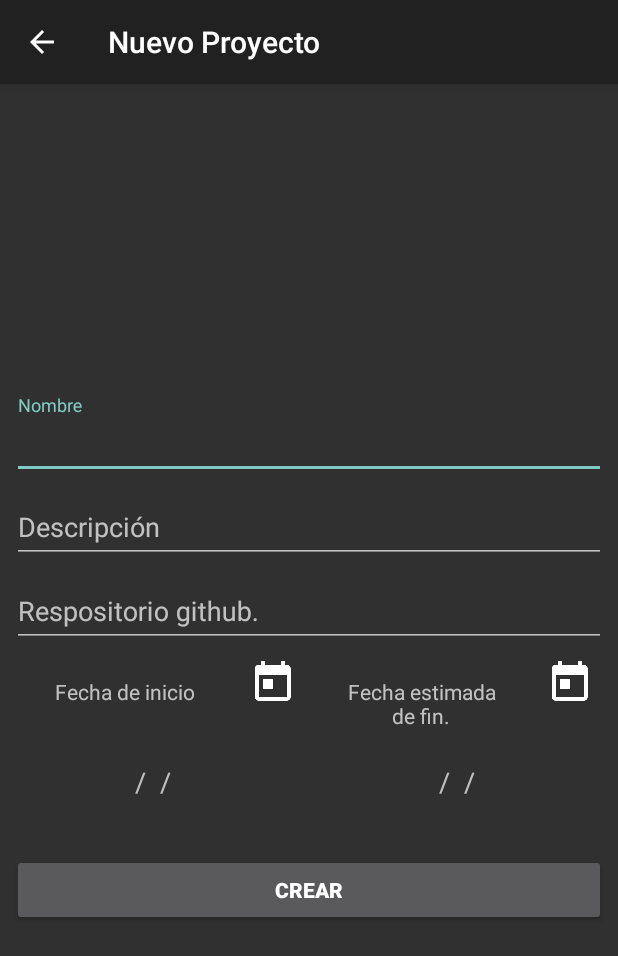
After one commit to Sjgu1/tfg-app, an Android app: the NewProjectActivity screen opened directly, with no data from a screen before it, on a phone screen of 412 x 824 dp. The commit adds this screen. Shown: the top 956 px of the screen. Run offline under Robolectric (Android 15) with nearby library versions, the phone set to English and light mode, and no system bars.

Commit message:
Datepickers not working

```diff
--- /dev/null
+++ b/MyApplication/app/src/main/java/sergiojuliogu/myapplication/NewProjectActivity.java
@@ -0,0 +1,114 @@
+package sergiojuliogu.myapplication;
+
+import android.app.Activity;
+import android.app.DatePickerDialog;
+import android.app.Dialog;
+import android.app.DialogFragment;
+import android.support.v7.app.AppCompatActivity;
+import android.os.Bundle;
+import android.util.Log;
+import android.view.View;
+import android.widget.DatePicker;
+import android.widget.ImageButton;
+import android.widget.TextView;
+import android.widget.Toast;
+
+import java.util.Calendar;
+
+public class NewProjectActivity extends AppCompatActivity {
+    private DatePicker datePicker;
+    private Calendar calendar;
+    private TextView dateView;
+    int from_year, from_month, from_day,to_year, to_month, to_day;
+    private DatePickerDialog.OnDateSetListener from_dateListener,to_dateListener;
+    private ImageButton startDate;
+    private ImageButton endDate;
+
+    public final int DATE_PICKER_TO = 0;
+    public final int DATE_PICKER_FROM = 1;
+
+    private int calendario;
+
+
+    @Override
+    protected void onCreate(Bundle savedInstanceState) {
+        super.onCreate(savedInstanceState);
+        setContentView(R.layout.activity_new_project);
+        dateView = (TextView) findViewById(R.id.input_start_date);
+        calendar = Calendar.getInstance();
+
+        from_year = calendar.get(Calendar.YEAR);
+        from_month = calendar.get(Calendar.MONTH);
+        from_day = calendar.get(Calendar.DAY_OF_MONTH) +1;
+
+        to_year = calendar.get(Calendar.YEAR);
+        to_month = calendar.get(Calendar.MONTH);
+        to_day = calendar.get(Calendar.DAY_OF_MONTH) +1;
+
+        startDate = (ImageButton)findViewById(R.id.imageButton) ;
+        startDate.setOnClickListener(new View.OnClickListener() {
+            @Override
+            public void onClick(View v) {
+                setDate(v);
+                calendario=0;
+
+                //crearCalendario(0);
+            }
+        });
+
+        endDate = (ImageButton)findViewById(R.id.imageButton2) ;
+        endDate.setOnClickListener(new View.OnClickListener() {
+            @Override
+            public void onClick(View v) {
+               // crearCalendario(1);
+                calendario=1;
+                setDateEnd(v);
+            }
+        });
+
+        from_dateListener = new DatePickerDialog.OnDateSetListener(){
+            public void onDateSet(DatePicker arg0, int arg1, int arg2, int arg3) {
+                dateView.setText(new StringBuilder().append(from_day).append("/")
+                        .append(from_month).append("/").append(from_year));
+            }
+        };
+
+
+        to_dateListener = new DatePickerDialog.OnDateSetListener(){
+            public void onDateSet(DatePicker arg0, int arg1, int arg2, int arg3) {
+                dateView.setText(new StringBuilder().append(from_day).append("/")
+                        .append(from_month).append("/").append(from_year));
+            }
+        };
+
+
+    }
+
+    @SuppressWarnings("deprecation")
+    public void setDate(View view) {
+        showDialog(999);
+        Toast.makeText(getApplicationContext(), "ca",
+                Toast.LENGTH_SHORT)
+                .show();
+    }
+
+    public void setDateEnd(View view) {
+        showDialog(999);
+        Toast.makeText(getApplicationContext(), "ca",
+                Toast.LENGTH_SHORT)
+                .show();
+    }
+
+    @Override
+    protected Dialog onCreateDialog(int id){
+        switch(id){
+            case DATE_PICKER_FROM :
+                return new DatePickerDialog(this, from_dateListener, from_year, from_month, from_day);
+            case DATE_PICKER_TO :
+                return new DatePickerDialog(this, to_dateListener, to_year, to_month, to_day);
+        }
+        return null;
+    }
+
+
+}
--- /dev/null
+++ b/MyApplication/app/src/main/res/layout/activity_new_project.xml
@@ -0,0 +1,154 @@
+<?xml version="1.0" encoding="utf-8"?>
+<android.support.constraint.ConstraintLayout xmlns:android="http://schemas.android.com/apk/res/android"
+    xmlns:app="http://schemas.android.com/apk/res-auto"
+    xmlns:tools="http://schemas.android.com/tools"
+    android:layout_width="match_parent"
+    android:layout_height="match_parent"
+    tools:context=".NewProjectActivity">
+
+    <ScrollView
+        android:id="@+id/new_project_form"
+        android:layout_width="0dp"
+        android:layout_height="wrap_content"
+        android:layout_marginBottom="8dp"
+        android:layout_marginEnd="8dp"
+        android:layout_marginStart="8dp"
+        android:layout_marginTop="8dp"
+        android:foregroundGravity="center"
+        app:layout_constraintBottom_toBottomOf="parent"
+        app:layout_constraintEnd_toEndOf="parent"
+        app:layout_constraintStart_toStartOf="parent"
+        app:layout_constraintTop_toTopOf="parent">
+
+        <LinearLayout
+            android:id="@+id/email_login_form"
+            android:layout_width="match_parent"
+            android:layout_height="wrap_content"
+            android:foregroundGravity="center"
+            android:gravity="center"
+            android:orientation="vertical"
+            android:weightSum="1">
+
+            <android.support.design.widget.TextInputLayout
+                android:layout_width="match_parent"
+                android:layout_height="wrap_content">
+
+                <EditText
+                    android:id="@+id/input_nombre"
+                    android:layout_width="match_parent"
+                    android:layout_height="wrap_content"
+                    android:layout_marginTop="20dp"
+                    android:hint="@string/prompt_name"
+                    android:inputType="text"
+                    android:maxLines="1"
+                    android:singleLine="true" />
+
+            </android.support.design.widget.TextInputLayout>
+
+            <android.support.design.widget.TextInputLayout
+                android:layout_width="match_parent"
+                android:layout_height="wrap_content">
+
+                <EditText
+                    android:id="@+id/input_description"
+                    android:layout_width="match_parent"
+                    android:layout_height="wrap_content"
+                    android:layout_marginTop="20dp"
+                    android:hint="@string/prompt_description"
+                    android:inputType="text"
+                    android:maxLines="10"
+                    android:singleLine="true" />
+
+            </android.support.design.widget.TextInputLayout>
+
+
+            <android.support.design.widget.TextInputLayout
+                android:layout_width="match_parent"
+                android:layout_height="wrap_content">
+
+                <EditText
+                    android:id="@+id/input_respository"
+                    android:layout_width="match_parent"
+                    android:layout_height="wrap_content"
+                    android:layout_marginTop="20dp"
+                    android:hint="@string/prompt_repository"
+                    android:inputType="textUri"
+                    android:maxLines="1"
+                    android:singleLine="true" />
+            </android.support.design.widget.TextInputLayout>
+
+            <TableRow
+                android:layout_width="fill_parent"
+                android:layout_height="wrap_content">
+
+                <TextView
+                    android:id="@+id/label_start_date"
+                    android:layout_weight="1"
+                    android:gravity="center"
+                    android:padding="20dip"
+                    android:text="@string/prompt_start_date"
+                    android:textAppearance="@android:style/TextAppearance.Material.Small" />
+
+                <ImageButton
+                    android:id="@+id/imageButton"
+                    android:layout_width="48dp"
+                    android:layout_height="48dp"
+                    android:background="@android:color/transparent"
+                    android:gravity="center"
+                    android:padding="10dp"
+                    app:srcCompat="@drawable/icono_today_48_white" />
+
+                <TextView
+                    android:id="@+id/label_end_date"
+                    android:layout_weight="1"
+                    android:gravity="center"
+                    android:padding="20dip"
+                    android:text="@string/prompt_stimated_end_date"
+                    android:textAppearance="@android:style/TextAppearance.Material.Small" />
+
+                <ImageButton
+                    android:id="@+id/imageButton2"
+                    android:layout_width="48dp"
+                    android:layout_height="48dp"
+                    android:background="@android:color/transparent"
+                    android:gravity="center"
+                    android:padding="20dip"
+                    app:srcCompat="@drawable/icono_today_48_white" />
+            </TableRow>
+            <TableRow
+                android:layout_width="fill_parent"
+                android:layout_height="wrap_content"
+                android:gravity="center_horizontal">
+
+                <TextView
+                    android:id="@+id/input_start_date"
+                    android:layout_marginTop="-18dp"
+                    android:layout_weight="1"
+                    android:gravity="center"
+                    android:padding="20dp"
+                    android:text="/  /  "
+                    android:textAppearance="@android:style/TextAppearance.Material.Medium" />
+
+
+                <TextView
+                    android:id="@+id/input_end_date"
+                    android:layout_marginTop="-18dp"
+                    android:layout_weight="1"
+                    android:gravity="center"
+                    android:padding="20dp"
+                    android:text="/  /"
+                    android:textAppearance="@android:style/TextAppearance.Material.Medium" />
+            </TableRow>
+
+            <Button
+                android:id="@+id/new_project_button"
+                android:layout_width="match_parent"
+                android:layout_height="wrap_content"
+                android:layout_marginTop="16dp"
+                android:layout_weight="1"
+                android:text="@string/prompt_new"
+                android:textStyle="bold" />
+
+        </LinearLayout>
+    </ScrollView>
+</android.support.constraint.ConstraintLayout>
--- a/MyApplication/app/src/main/res/values/colors.xml
+++ b/MyApplication/app/src/main/res/values/colors.xml
@@ -77,7 +77,7 @@
     <color name="RosyBrown">#BC8F8F</color>
     <color name="MediumOrchid">#BA55D3</color>
     <color name="DarkGoldenrod">#B8860B</color>
-    <color name="FireBrick">#B22222</color>
+    <color name="FireBrick">#b22222</color>
     <color name="PowderBlue">#B0E0E6</color>
     <color name="LightSteelBlue">#B0C4DE</color>
     <color name="PaleTurquoise">#AFEEEE</color>
--- a/MyApplication/app/src/main/res/values/strings.xml
+++ b/MyApplication/app/src/main/res/values/strings.xml
@@ -6,6 +6,11 @@
     <string name="prompt_password">Password</string>
     <string name="prompt_name">Nombre</string>
     <string name="prompt_surname">Apellidos</string>
+    <string name="prompt_description">Descripción</string>
+    <string name="prompt_new">Crear</string>
+    <string name="prompt_start_date">Fecha de inicio</string>
+    <string name="prompt_stimated_end_date">Fecha estimada de fin.</string>
+    <string name="prompt_repository">Respositorio github.</string>
     <string name="prompt_update">Actualizar</string>
     <string name="action_sign_in">Sign in or register</string>
     <string name="action_sign_in_short">Sign in</string>
```
Also changed, not shown: MyApplication/app/src/main/AndroidManifest.xml (+7 -3 lines), MyApplication/app/src/main/java/sergiojuliogu/myapplication/HomeActivity.java (+6 -3 lines), MyApplication/app/src/main/java/sergiojuliogu/myapplication/ProfileActivity.java (+87 -4 lines), MyApplication/app/src/main/res/layout/app_bar_home.xml (+5 -4 lines), MyApplication/app/src/main/res/drawable-xxhdpi/icono_calendar.png (added), MyApplication/app/src/main/res/drawable-xxhdpi/icono_calendar_blanco.png (added), MyApplication/app/src/main/res/drawable-xxhdpi/icono_calendar_blanco_24.png (added), MyApplication/app/src/main/res/drawable-xxhdpi/icono_calendar_negro.png (added), MyApplication/app/src/main/res/drawable-xxhdpi/icono_plus.png (added), MyApplication/app/src/main/res/drawable-xxhdpi/icono_today_48_white.png (added), MyApplication/app/src/main/res/drawable-xxhdpi/icono_today_black.png (added).
